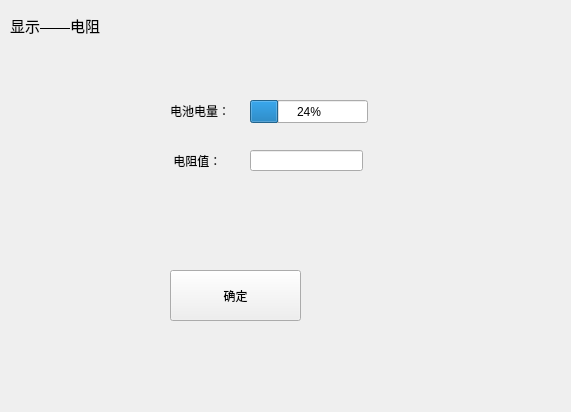
Old version of the form ui_show/showwin_measureresis.ui in the repository Dirck-YHP/Proj_sensor_detect.
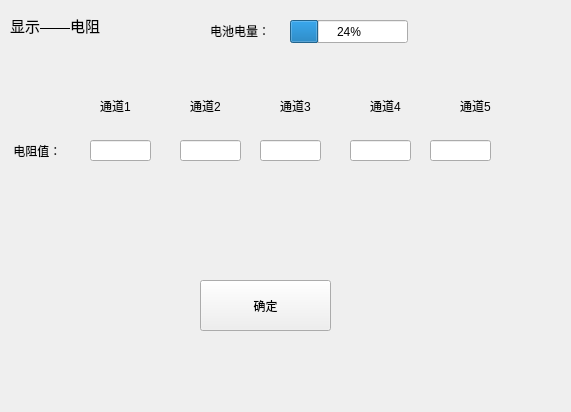
New version of the form.

```diff
--- a/ui_show/showwin_measureresis.ui
+++ b/ui_show/showwin_measureresis.ui
@@ -34,8 +34,8 @@
   <widget class="QPushButton" name="btn_ok">
    <property name="geometry">
     <rect>
-     <x>170</x>
-     <y>270</y>
+     <x>200</x>
+     <y>280</y>
      <width>131</width>
      <height>51</height>
     </rect>
@@ -47,8 +47,8 @@
   <widget class="QLabel" name="label_2">
    <property name="geometry">
     <rect>
-     <x>170</x>
-     <y>90</y>
+     <x>210</x>
+     <y>10</y>
      <width>131</width>
      <height>41</height>
     </rect>
@@ -60,8 +60,8 @@
   <widget class="QProgressBar" name="pBar_battery">
    <property name="geometry">
     <rect>
-     <x>250</x>
-     <y>100</y>
+     <x>290</x>
+     <y>20</y>
      <width>118</width>
      <height>23</height>
     </rect>
@@ -73,8 +73,8 @@
   <widget class="QLabel" name="label_3">
    <property name="geometry">
     <rect>
-     <x>170</x>
-     <y>140</y>
+     <x>10</x>
+     <y>130</y>
      <width>111</width>
      <height>41</height>
     </rect>
@@ -86,9 +86,114 @@
   <widget class="QLineEdit" name="lineE_show_resis">
    <property name="geometry">
     <rect>
-     <x>250</x>
-     <y>150</y>
-     <width>113</width>
+     <x>90</x>
+     <y>140</y>
+     <width>61</width>
+     <height>21</height>
+    </rect>
+   </property>
+  </widget>
+  <widget class="QLabel" name="label_ch3">
+   <property name="geometry">
+    <rect>
+     <x>280</x>
+     <y>90</y>
+     <width>61</width>
+     <height>31</height>
+    </rect>
+   </property>
+   <property name="text">
+    <string>通道3</string>
+   </property>
+  </widget>
+  <widget class="QLabel" name="label_ch2">
+   <property name="geometry">
+    <rect>
+     <x>190</x>
+     <y>90</y>
+     <width>61</width>
+     <height>31</height>
+    </rect>
+   </property>
+   <property name="text">
+    <string>通道2</string>
+   </property>
+  </widget>
+  <widget class="QLabel" name="label_ch5">
+   <property name="geometry">
+    <rect>
+     <x>460</x>
+     <y>90</y>
+     <width>61</width>
+     <height>31</height>
+    </rect>
+   </property>
+   <property name="text">
+    <string>通道5</string>
+   </property>
+  </widget>
+  <widget class="QLabel" name="label_ch4">
+   <property name="geometry">
+    <rect>
+     <x>370</x>
+     <y>90</y>
+     <width>61</width>
+     <height>31</height>
+    </rect>
+   </property>
+   <property name="text">
+    <string>通道4</string>
+   </property>
+  </widget>
+  <widget class="QLabel" name="label_ch1">
+   <property name="geometry">
+    <rect>
+     <x>100</x>
+     <y>90</y>
+     <width>61</width>
+     <height>31</height>
+    </rect>
+   </property>
+   <property name="text">
+    <string>通道1</string>
+   </property>
+  </widget>
+  <widget class="QLineEdit" name="lineE_show_resis_2">
+   <property name="geometry">
+    <rect>
+     <x>180</x>
+     <y>140</y>
+     <width>61</width>
+     <height>21</height>
+    </rect>
+   </property>
+  </widget>
+  <widget class="QLineEdit" name="lineE_show_resis_3">
+   <property name="geometry">
+    <rect>
+     <x>260</x>
+     <y>140</y>
+     <width>61</width>
+     <height>21</height>
+    </rect>
+   </property>
+  </widget>
+  <widget class="QLineEdit" name="lineE_show_resis_4">
+   <property name="geometry">
+    <rect>
+     <x>350</x>
+     <y>140</y>
+     <width>61</width>
+     <height>21</height>
+    </rect>
+   </property>
+  </widget>
+  <widget class="QLineEdit" name="lineE_show_resis_5">
+   <property name="geometry">
+    <rect>
+     <x>430</x>
+     <y>140</y>
+     <width>61</width>
      <height>21</height>
     </rect>
    </property>
```
Left out of the diff: 2 changed lines with no effect on the pictures.
